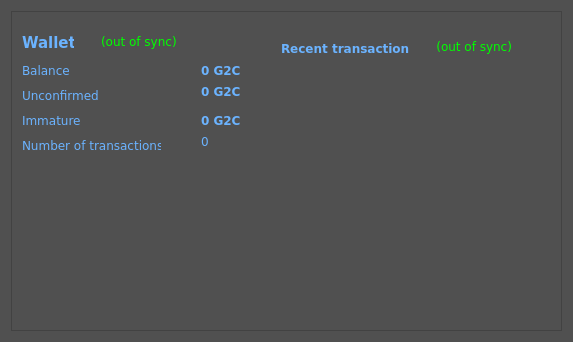
G2C/G2C, file src/qt/forms/overviewpage.ui: the form before one commit.
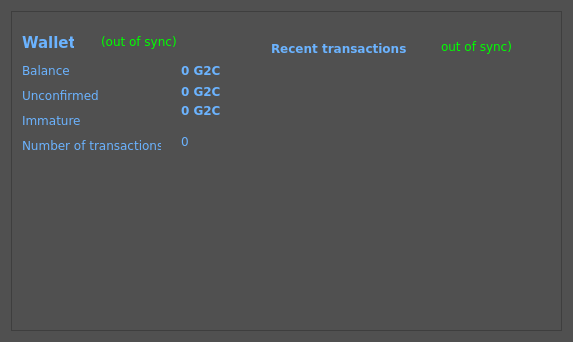
The form after the commit.

The edit to the form file:
```diff
--- a/src/qt/forms/overviewpage.ui
+++ b/src/qt/forms/overviewpage.ui
@@ -141,97 +141,6 @@
     <layout class="QVBoxLayout" name="verticalLayout_2">
      <item>
       <widget class="QFrame" name="frame">
-       <property name="palette">
-        <palette>
-         <active>
-          <colorrole role="Base">
-           <brush brushstyle="SolidPattern">
-            <color alpha="255">
-             <red>77</red>
-             <green>77</green>
-             <blue>77</blue>
-            </color>
-           </brush>
-          </colorrole>
-          <colorrole role="Window">
-           <brush brushstyle="SolidPattern">
-            <color alpha="255">
-             <red>85</red>
-             <green>85</green>
-             <blue>85</blue>
-            </color>
-           </brush>
-          </colorrole>
-          <colorrole role="AlternateBase">
-           <brush brushstyle="SolidPattern">
-            <color alpha="255">
-             <red>85</red>
-             <green>85</green>
-             <blue>85</blue>
-            </color>
-           </brush>
-          </colorrole>
-         </active>
-         <inactive>
-          <colorrole role="Base">
-           <brush brushstyle="SolidPattern">
-            <color alpha="255">
-             <red>77</red>
-             <green>77</green>
-             <blue>77</blue>
-            </color>
-           </brush>
-          </colorrole>
-          <colorrole role="Window">
-           <brush brushstyle="SolidPattern">
-            <color alpha="255">
-             <red>85</red>
-             <green>85</green>
-             <blue>85</blue>
-            </color>
-           </brush>
-          </colorrole>
-          <colorrole role="AlternateBase">
-           <brush brushstyle="SolidPattern">
-            <color alpha="255">
-             <red>85</red>
-             <green>85</green>
-             <blue>85</blue>
-            </color>
-           </brush>
-          </colorrole>
-         </inactive>
-         <disabled>
-          <colorrole role="Base">
-           <brush brushstyle="SolidPattern">
-            <color alpha="255">
-             <red>85</red>
-             <green>85</green>
-             <blue>85</blue>
-            </color>
-           </brush>
-          </colorrole>
-          <colorrole role="Window">
-           <brush brushstyle="SolidPattern">
-            <color alpha="255">
-             <red>85</red>
-             <green>85</green>
-             <blue>85</blue>
-            </color>
-           </brush>
-          </colorrole>
-          <colorrole role="AlternateBase">
-           <brush brushstyle="SolidPattern">
-            <color alpha="255">
-             <red>85</red>
-             <green>85</green>
-             <blue>85</blue>
-            </color>
-           </brush>
-          </colorrole>
-         </disabled>
-        </palette>
-       </property>
        <property name="frameShape">
         <enum>QFrame::StyledPanel</enum>
        </property>
@@ -411,9 +320,9 @@
        <widget class="QLabel" name="label_4">
         <property name="geometry">
          <rect>
-          <x>270</x>
+          <x>260</x>
           <y>30</y>
-          <width>128</width>
+          <width>141</width>
           <height>16</height>
          </rect>
         </property>
@@ -542,9 +451,9 @@
        <widget class="QLabel" name="labelTransactionsStatus">
         <property name="geometry">
          <rect>
-          <x>410</x>
+          <x>430</x>
           <y>20</y>
-          <width>91</width>
+          <width>71</width>
           <height>31</height>
          </rect>
         </property>
@@ -564,7 +473,7 @@
        <widget class="QLabel" name="labelNumTransactions">
         <property name="geometry">
          <rect>
-          <x>190</x>
+          <x>170</x>
           <y>120</y>
           <width>21</width>
           <height>20</height>
@@ -960,7 +869,7 @@
        <widget class="QLabel" name="labelBalance">
         <property name="geometry">
          <rect>
-          <x>190</x>
+          <x>170</x>
           <y>50</y>
           <width>41</width>
           <height>20</height>
@@ -1237,7 +1146,7 @@
        <widget class="QLabel" name="labelUnconfirmed">
         <property name="geometry">
          <rect>
-          <x>190</x>
+          <x>170</x>
           <y>70</y>
           <width>51</width>
           <height>21</height>
@@ -1514,8 +1423,8 @@
        <widget class="QLabel" name="labelImmature">
         <property name="geometry">
          <rect>
-          <x>190</x>
-          <y>100</y>
+          <x>170</x>
+          <y>90</y>
           <width>51</width>
           <height>20</height>
          </rect>
```
